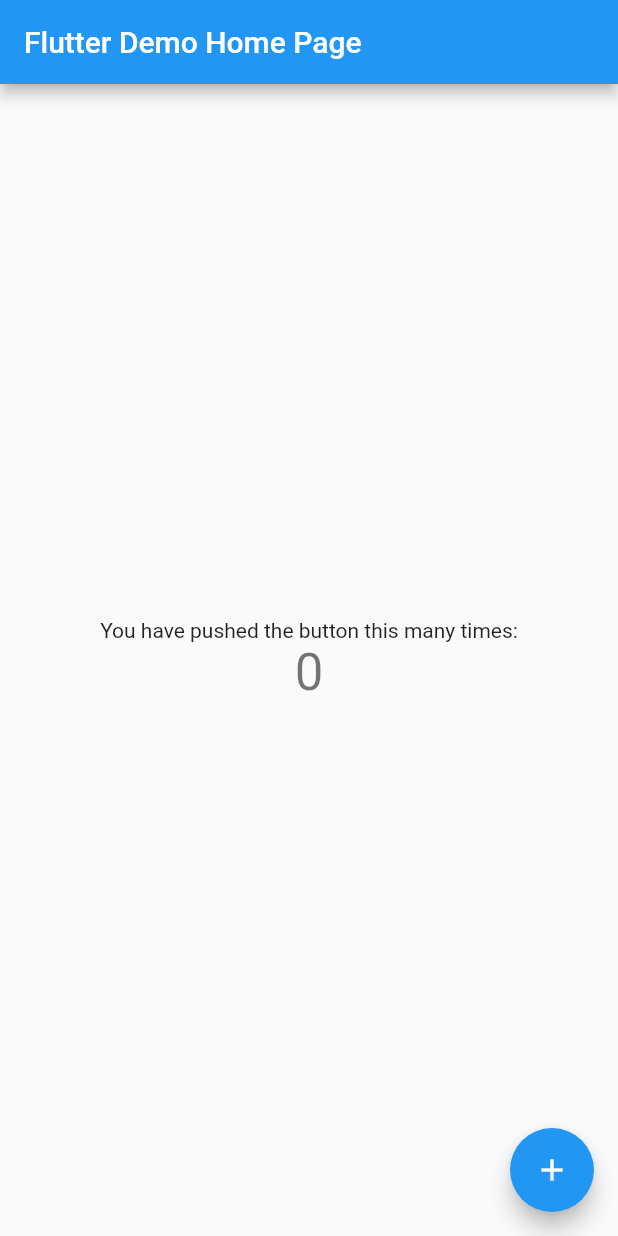
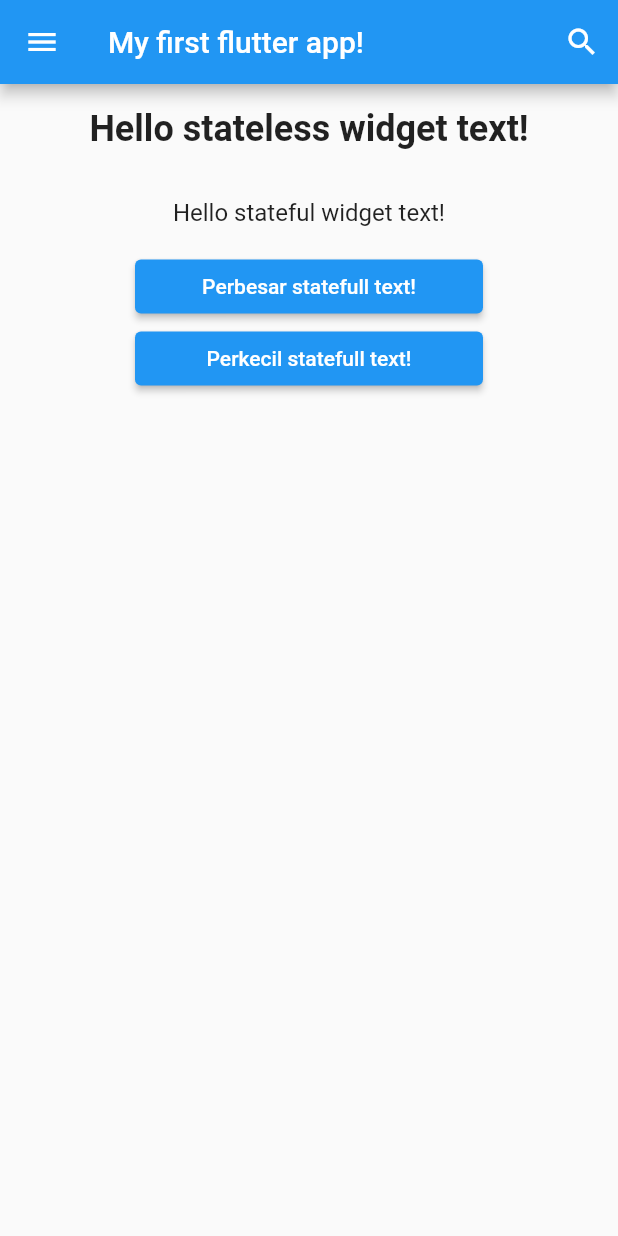
Before and after one commit to Fortissible/flutterWidgetApp, a Flutter app: the screen it shows after launch, on a phone screen of 412 x 824 dp. Run offline on Flutter 3.47's test engine with Material 2 defaults, Android fonts, the phone set to English and light mode, and no system bars.

Commit message:
Upload stateless and stateful widget code

```diff
--- a/flutter_widget_app/lib/main.dart
+++ b/flutter_widget_app/lib/main.dart
@@ -1,115 +1,130 @@
 import 'package:flutter/material.dart';
 
-void main() {
-  runApp(const MyApp());
-}
+void main() => runApp(const MyDartWidgetApp());
 
-class MyApp extends StatelessWidget {
-  const MyApp({super.key});
+class MyDartWidgetApp extends StatelessWidget {
+  const MyDartWidgetApp({Key? key}) : super(key: key);
 
-  // This widget is the root of your application.
   @override
   Widget build(BuildContext context) {
     return MaterialApp(
       title: 'Flutter Demo',
       theme: ThemeData(
-        // This is the theme of your application.
-        //
-        // Try running your application with "flutter run". You'll see the
-        // application has a blue toolbar. Then, without quitting the app, try
-        // changing the primarySwatch below to Colors.green and then invoke
-        // "hot reload" (press "r" in the console where you ran "flutter run",
-        // or simply save your changes to "hot reload" in a Flutter IDE).
-        // Notice that the counter didn't reset back to zero; the application
-        // is not restarted.
         primarySwatch: Colors.blue,
       ),
-      home: const MyHomePage(title: 'Flutter Demo Home Page'),
+      home: Scaffold(
+        appBar: AppBar(
+          title: const Text('My first flutter app!'),
+          actions: <Widget> [
+            IconButton(
+                onPressed: (){},
+                icon: const Icon(
+                  Icons.search,
+                  color: Colors.white,
+                ),
+            )
+          ],
+          leading: IconButton(
+              onPressed: (){},
+              icon: const Icon(
+                Icons.menu,
+                color: Colors.white,
+              )),
+        ),
+        body: Center(
+          child: Column(
+            children: const <Widget> [
+              StatelessHeadingText(
+                  text: "Hello stateless widget text!"
+              ),
+              StatefulHeadingText(
+                  text: "Hello stateful widget text!"
+              )
+            ],
+          ),
+        )
+      ),
     );
   }
 }
 
-class MyHomePage extends StatefulWidget {
-  const MyHomePage({super.key, required this.title});
+class StatelessHeadingText extends StatelessWidget{
+  final String text;
 
-  // This widget is the home page of your application. It is stateful, meaning
-  // that it has a State object (defined below) that contains fields that affect
-  // how it looks.
-
-  // This class is the configuration for the state. It holds the values (in this
-  // case the title) provided by the parent (in this case the App widget) and
-  // used by the build method of the State. Fields in a Widget subclass are
-  // always marked "final".
-
-  final String title;
+  const StatelessHeadingText({Key? key, required this.text}) : super(key:key);
 
   @override
-  State<MyHomePage> createState() => _MyHomePageState();
+  Widget build(BuildContext context) {
+    return Padding(
+      padding: const EdgeInsets.all(16.0),
+      child: Text(
+        text,
+        style: const TextStyle(
+          fontSize: 24.0,
+          fontWeight: FontWeight.bold,
+        ),
+      ),
+    );
+  }
 }
 
-class _MyHomePageState extends State<MyHomePage> {
-  int _counter = 0;
+class StatefulHeadingText extends StatefulWidget{
+  final String text;
 
-  void _incrementCounter() {
+  const StatefulHeadingText ({Key? key, required this.text}) : super(key: key);
+
+  @override
+  _StatefulHeadingTextState createState() => _StatefulHeadingTextState();
+}
+
+class _StatefulHeadingTextState extends State<StatefulHeadingText>{
+  double _textSize = 16.0;
+
+  onPressedZoom(){
     setState(() {
-      // This call to setState tells the Flutter framework that something has
-      // changed in this State, which causes it to rerun the build method below
-      // so that the display can reflect the updated values. If we changed
-      // _counter without calling setState(), then the build method would not be
-      // called again, and so nothing would appear to happen.
-      _counter++;
+      _textSize += 4.0;
+    });
+  }
+
+  onPressedZoomedOut(){
+    setState(() {
+      _textSize -= 4.0;
     });
   }
 
   @override
   Widget build(BuildContext context) {
-    // This method is rerun every time setState is called, for instance as done
-    // by the _incrementCounter method above.
-    //
-    // The Flutter framework has been optimized to make rerunning build methods
-    // fast, so that you can just rebuild anything that needs updating rather
-    // than having to individually change instances of widgets.
-    return Scaffold(
-      appBar: AppBar(
-        // Here we take the value from the MyHomePage object that was created by
-        // the App.build method, and use it to set our appbar title.
-        title: Text(widget.title),
-      ),
-      body: Center(
-        // Center is a layout widget. It takes a single child and positions it
-        // in the middle of the parent.
-        child: Column(
-          // Column is also a layout widget. It takes a list of children and
-          // arranges them vertically. By default, it sizes itself to fit its
-          // children horizontally, and tries to be as tall as its parent.
-          //
-          // Invoke "debug painting" (press "p" in the console, choose the
-          // "Toggle Debug Paint" action from the Flutter Inspector in Android
-          // Studio, or the "Toggle Debug Paint" command in Visual Studio Code)
-          // to see the wireframe for each widget.
-          //
-          // Column has various properties to control how it sizes itself and
-          // how it positions its children. Here we use mainAxisAlignment to
-          // center the children vertically; the main axis here is the vertical
-          // axis because Columns are vertical (the cross axis would be
-          // horizontal).
-          mainAxisAlignment: MainAxisAlignment.center,
-          children: <Widget>[
-            const Text(
-              'You have pushed the button this many times:',
-            ),
-            Text(
-              '$_counter',
-              style: Theme.of(context).textTheme.headlineMedium,
-            ),
-          ],
+    return Column(
+      mainAxisAlignment: MainAxisAlignment.center,
+      children: <Widget> [
+        Padding(
+            padding: const EdgeInsets.all(16.0),
+            child : Text(
+            widget.text,
+            style: TextStyle(
+              fontSize: _textSize
+            )
+          )
         ),
-      ),
-      floatingActionButton: FloatingActionButton(
-        onPressed: _incrementCounter,
-        tooltip: 'Increment',
-        child: const Icon(Icons.add),
-      ), // This trailing comma makes auto-formatting nicer for build methods.
+        ElevatedButton(
+            onPressed: onPressedZoom,
+            child: const SizedBox(
+              width: 200,
+              child: Center(
+                child : Text("Perbesar statefull text!"),
+              ),
+            )
+        ),
+        ElevatedButton(
+            onPressed: onPressedZoomedOut,
+            child: const SizedBox(
+                width: 200,
+                child: Center(
+                    child : Text("Perkecil statefull text!"),
+                ),
+            )
+        ),
+      ],
     );
   }
 }
```
Also changed, not shown: 1 other file.
